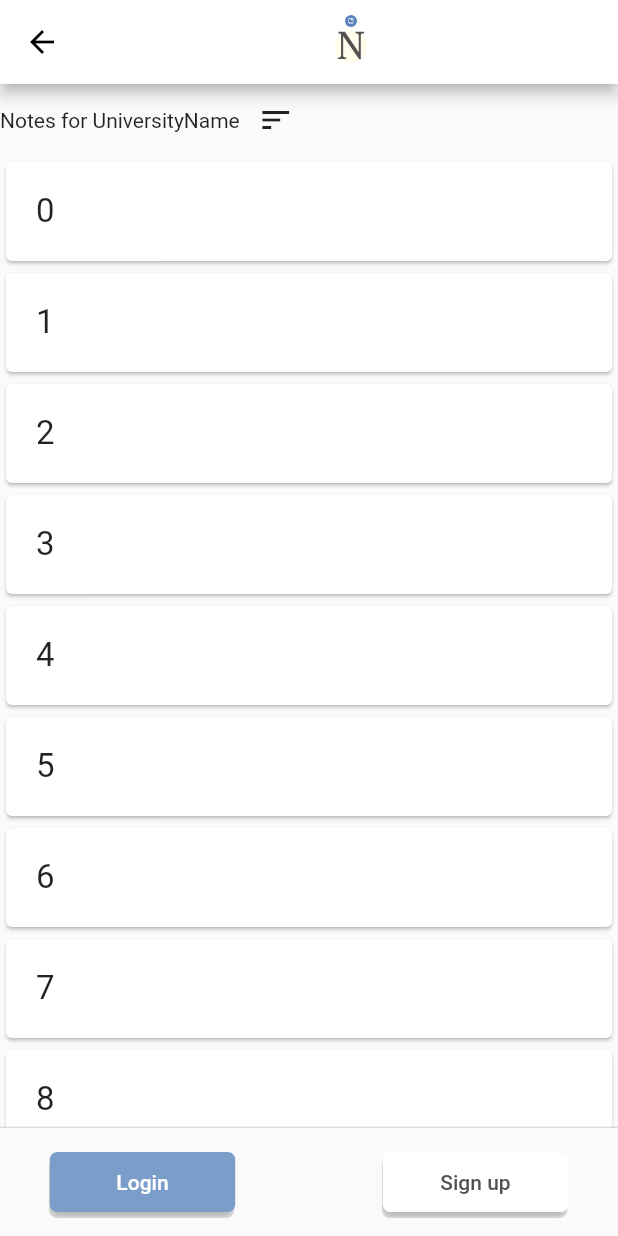
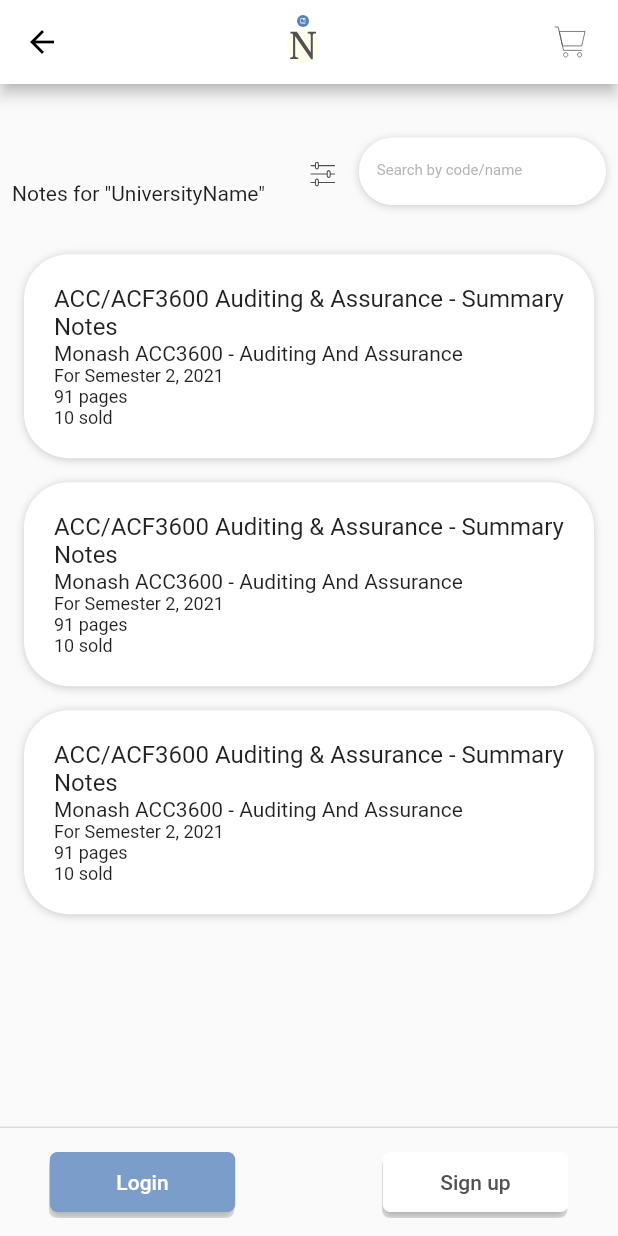
Before and after one commit to Mustafa-alsoffi/Notaat, a Flutter app: the InitResutlPage screen opened directly, on a phone screen of 412 x 824 dp. Run offline on Flutter 3.47's test engine with Material 2 defaults, Android fonts, the phone set to English and light mode, and no system bars; our stand-ins replace bloc, cloud_firestore, dio, firebase_auth, firebase_core, flutter_bloc and 3 more; accounts and stored records are empty; network calls fail.

```diff
--- a/lib/search/screens/initial_result_page.dart
+++ b/lib/search/screens/initial_result_page.dart
@@ -9,6 +9,7 @@ class InitResutlPage extends StatelessWidget {
   @override
   Widget build(BuildContext context) {
     final screenWidth = MediaQuery.of(context).size.width;
+    final screenHeight = MediaQuery.of(context).size.height;
     return Scaffold(
       appBar: AppBar(
           iconTheme: IconThemeData(color: Colors.black),
@@ -19,20 +20,95 @@ class InitResutlPage extends StatelessWidget {
             ),
           ),
           backgroundColor: Colors.white,
+          actions: [
+            TextButton(
+              onPressed: () {},
+              child: SvgPicture.asset(
+                'assets/cart.svg',
+                fit: BoxFit.contain,
               ),
-      body: Column(
+            )
+          ]),
+      body: Padding(
+        padding: const EdgeInsets.all(8.0),
+        child: Column(
           children: [
-          Row(children: [Text('Notes for UniversityName'), IconButton(onPressed: (){}, icon: Icon(Icons.sort))],),
+            Padding(
+              padding: EdgeInsets.symmetric(vertical: screenHeight * 0.03),
+              child: Row(
+                mainAxisAlignment: MainAxisAlignment.spaceBetween,
+                crossAxisAlignment: CrossAxisAlignment.end,
+                children: [
+                  Text('Notes for "UniversityName"'),
+                  Container(
+                      child: Row(
+                    crossAxisAlignment: CrossAxisAlignment.end,
+                    children: [
+                      IconButton(
+                        padding: EdgeInsets.all(0.0),
+                        alignment: Alignment.bottomCenter,
+                        // constraints:
+                        //     BoxConstraints(minWidth: 60, minHeight: 60),
+                        splashColor: Colors.transparent,
+                        highlightColor: Colors.transparent,
+                        hoverColor: Colors.transparent,
+                        onPressed: () {},
+                        icon: SvgPicture.asset(
+                          'assets/filter.svg',
+                          alignment: Alignment.bottomCenter,
+                          fit: BoxFit.fill,
+                          height: 30,
+                        ),
+                      ),
+                      SearchField(screenWidth: screenWidth)
+                    ],
+                  ))
+                ],
+              ),
+            ),
             Expanded(
               child: ListView.builder(
-              itemCount: 20,
+                itemCount: 3,
                 itemBuilder: (context, position) {
-                return Card(
+                  return Container(
+                    margin: const EdgeInsets.all(8.0),
+                    decoration: BoxDecoration(
+                        color: Colors.white,
+                        borderRadius: BorderRadius.all(Radius.circular(30)),
+                        boxShadow: [
+                          BoxShadow(
+                            color: Colors.grey.withOpacity(0.5),
+                            spreadRadius: 0,
+                            blurRadius: 4,
+                            offset: Offset(0, 1), // changes position of shadow
+                          ),
+                        ]),
                     child: Padding(
                       padding: const EdgeInsets.all(20.0),
-                    child: Text(
-                      position.toString(),
-                      style: TextStyle(fontSize: 22.0),
+                      child: Column(
+                        crossAxisAlignment: CrossAxisAlignment.start,
+                        children: [
+                          Text(
+                            'ACC/ACF3600 Auditing & Assurance - Summary Notes',
+                            style: TextStyle(fontSize: 16.0),
+                          ),
+                          Text(
+                            'Monash ACC3600 - Auditing And Assurance',
+                            style: TextStyle(fontSize: 14.0),
+                          ),
+                          Text(
+                            'For Semester 2, 2021',
+                            style: TextStyle(fontSize: 12.0),
+                          ),
+                          Text(
+                            '91 pages',
+                            style: TextStyle(fontSize: 12.0),
+                          ),
+                          Text(
+                            '10 sold',
+                            style: TextStyle(fontSize: 12.0),
+                          ),
+                        ],
                       ),
                     ),
                   );
@@ -40,6 +116,7 @@ class InitResutlPage extends StatelessWidget {
               ),
             ),
           ],
+        ),
       ),
       persistentFooterButtons: [
         SignBottomBarButtons(
@@ -54,3 +131,55 @@ class InitResutlPage extends StatelessWidget {
     );
   }
 }
+
+class SearchField extends StatelessWidget {
+  const SearchField({
+    Key? key,
+    required this.screenWidth,
+  }) : super(key: key);
+
+  final double screenWidth;
+
+  @override
+  Widget build(BuildContext context) {
+    return Container(
+      constraints: BoxConstraints(
+          minWidth: screenWidth * 0.3,
+          maxWidth: screenWidth * 0.4,
+          maxHeight: 45,
+          minHeight: 35),
+      decoration: BoxDecoration(
+        color: Colors.white,
+        borderRadius: BorderRadius.all(Radius.circular(30)),
+        boxShadow: [
+          BoxShadow(
+            color: Colors.grey.withOpacity(0.5),
+            spreadRadius: 0,
+            blurRadius: 4,
+            offset: Offset(0, 1), // changes position of shadow
+          ),
+        ],
+      ),
+      child: TextField(
+        maxLines: null,
+        cursorHeight: 3.0,
+        autofocus: false,
+        decoration: InputDecoration(
+          hintStyle: TextStyle(
+              color: Color.fromARGB(192, 158, 158, 158), fontSize: 10),
+          hintText: ("Search by code/name"),
+          focusedBorder: OutlineInputBorder(
+              borderSide: BorderSide(color: Colors.grey, width: 1.0),
+              borderRadius: BorderRadius.all(Radius.circular(30))),
+          enabledBorder: OutlineInputBorder(
+              borderSide: BorderSide(color: Colors.transparent, width: 1.0),
+              borderRadius: BorderRadius.all(Radius.circular(30))),
+        ),
+        style: (TextStyle(
+          color: Colors.black,
+          fontSize: 11,
+        )),
+      ),
+    );
+  }
+}
--- a/pubspec.yaml
+++ b/pubspec.yaml
@@ -57,6 +57,8 @@ flutter:
   assets:
     - assets/Background.svg
     - assets/Navbar_logo.svg
+    - assets/cart.svg
+    - assets/filter.svg
   # An image asset can refer to one or more resolution-specific "variants", see
   # https://flutter.dev/assets-and-images/#resolution-aware.
   # For details regarding adding assets from package dependencies, see
```
Also changed, not shown: assets/cart.svg (added), assets/filter.svg (added), 1 other file. Lines whose indentation alone changed are shown as unchanged.
